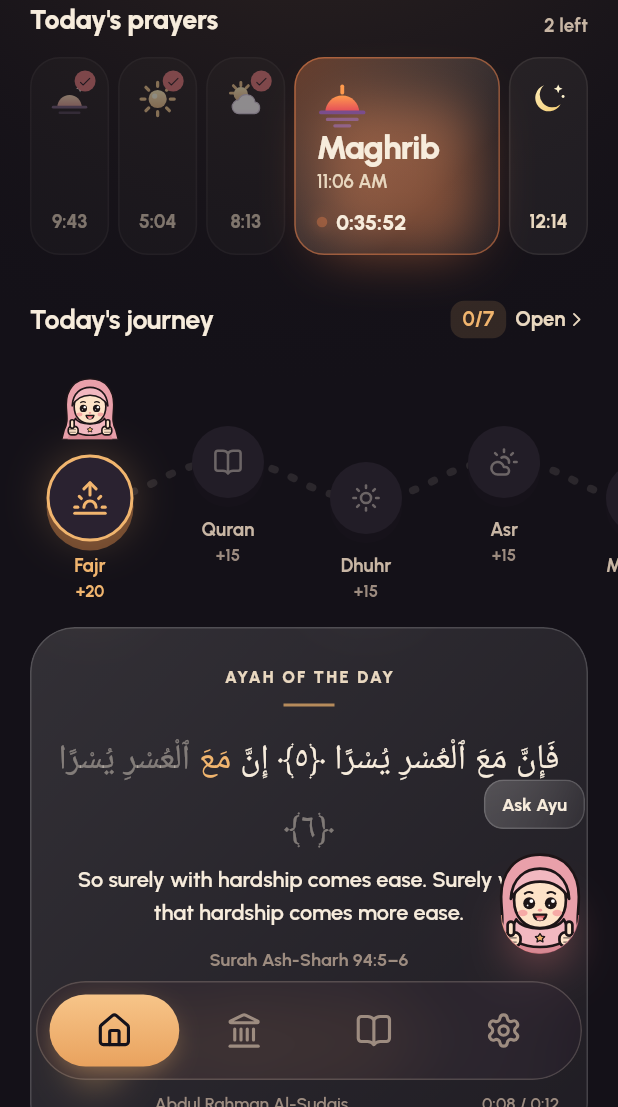
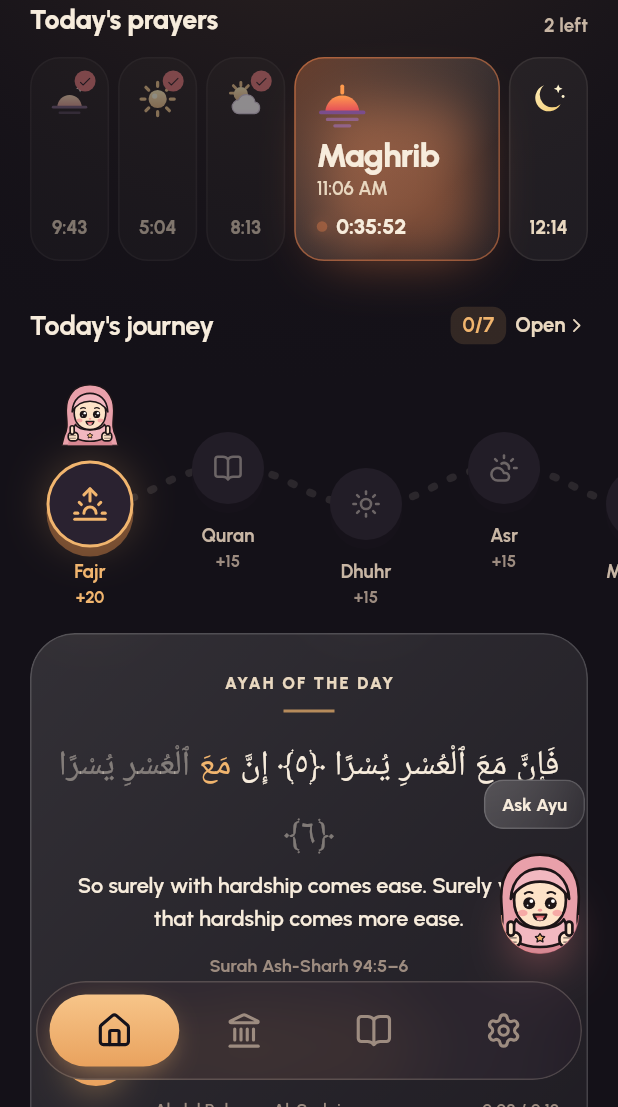
Before and after one commit to RizwanATC/ilm-islamic-companian, a Flutter app: the screen it shows after launch, on a phone screen of 412 x 824 dp, the part 129-1236 px from its top. Run offline on Flutter 3.47's test engine with Material 3 defaults, Android fonts, the phone set to English and light mode, and no system bars; our stand-ins replace adhan, flutter_svg, geolocator, google_fonts, hijri, lucide_icons_flutter and 1 more; network calls fail; statements that could not run were skipped.

Commit message:
Fix 1px overflow in the next-prayer tile
The wide tile's name, time and countdown block now sits in a scale-down
FittedBox under the icon, so it shrinks instead of overflowing (also with
large system text sizes). Tiles get 4px more height and a smaller gap
above the countdown.

Co-Authored-By: Claude Opus 5.5 (1M context) <noreply@anthropic.com>
Claude-Session: https://claude.ai/code/session_01TqF5PKpJnT3rcqyDTXwETE

```diff
--- a/lib/widgets/day_tiles_card.dart
+++ b/lib/widgets/day_tiles_card.dart
@@ -13,7 +13,7 @@ class DayTilesPrayerCard extends StatelessWidget {
   final VoidCallback? onTap;
 
   static const _gap = 6.0;
-  static const _height = 132.0;
+  static const _height = 136.0;
   static const _grow = 2.6; // width of the next tile, in small-tile units
   static const _dur = Duration(milliseconds: 700);
   static const _curve = Curves.easeOutCubic;
@@ -149,7 +149,20 @@ class _Tile extends StatelessWidget {
                   crossAxisAlignment: CrossAxisAlignment.start,
                   children: [
                     PrayerIcon(prayer, size: 34),
-                    const Spacer(),
+                    // Shrinks the text block if it can't fit, e.g. with a
+                    // large system text size, instead of overflowing.
+                    Expanded(
+                      child: Align(
+                        alignment: Alignment.bottomLeft,
+                        child: FittedBox(
+                          fit: BoxFit.scaleDown,
+                          alignment: Alignment.bottomLeft,
+                          child: SizedBox(
+                            width: bigWidth - 28,
+                            child: Column(
+                              mainAxisSize: MainAxisSize.min,
+                              crossAxisAlignment: CrossAxisAlignment.start,
+                              children: [
                                 FittedBox(
                                   fit: BoxFit.scaleDown,
                                   alignment: Alignment.centerLeft,
@@ -163,7 +176,7 @@ class _Tile extends StatelessWidget {
                                     overflow: TextOverflow.fade,
                                     softWrap: false,
                                     style: T.ui(12.5, c: C.sand2)),
-                    const SizedBox(height: 8),
+                                const SizedBox(height: 6),
                                 Row(children: [
                                   PulseDot(color: tint),
                                   const SizedBox(width: 6),
@@ -176,6 +189,12 @@ class _Tile extends StatelessWidget {
                                     ),
                                   ),
                                 ]),
+                              ],
+                            ),
+                          ),
+                        ),
+                      ),
+                    ),
                   ],
                 ),
               ),
```
Lines whose indentation alone changed are shown as unchanged.
